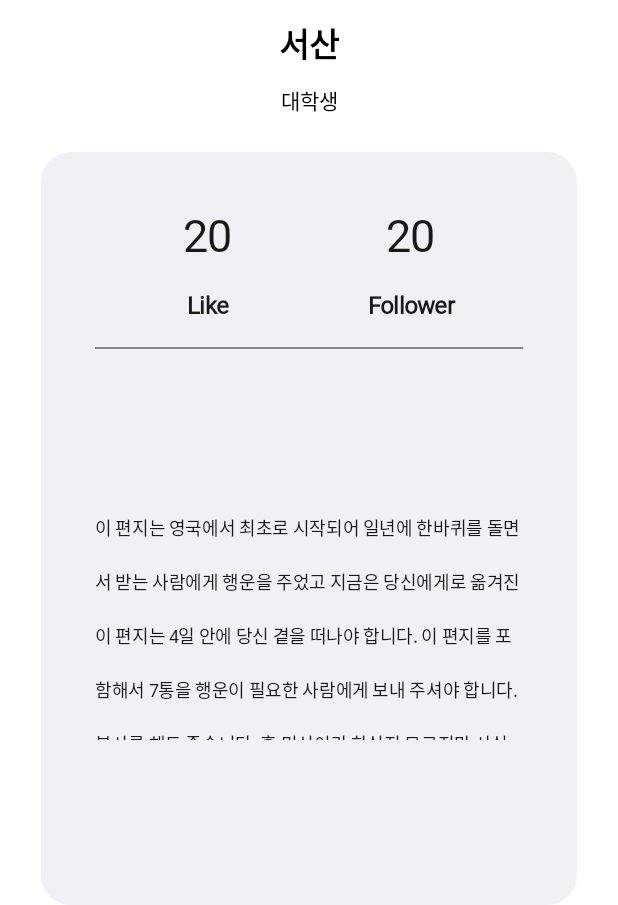
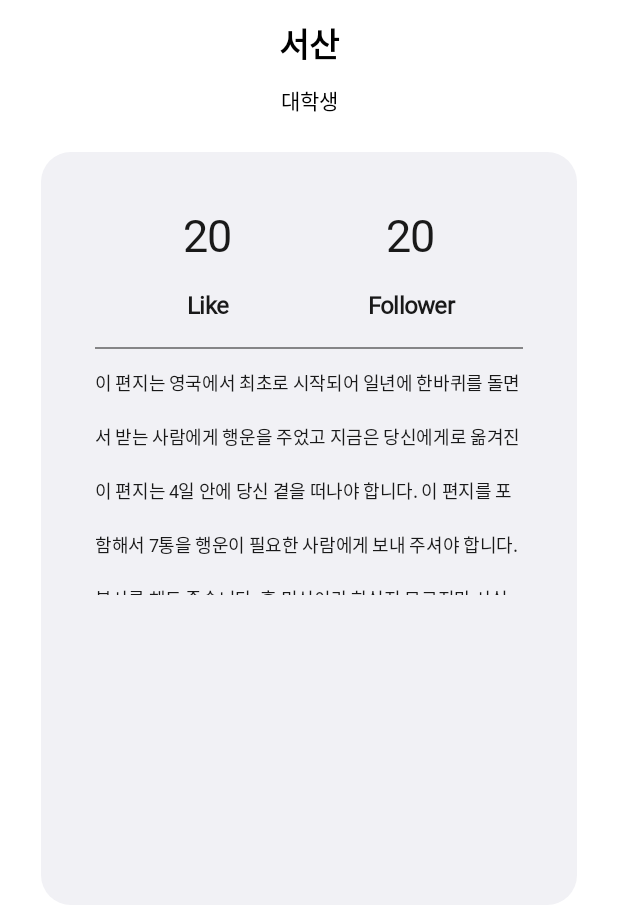
Before and after one commit to BeryWell/BeryWell, an Android app: the screen it shows after launch (MyPageActivity), on a phone screen of 412 x 824 dp, the part 331-1236 px from its top. Run offline under Robolectric (Android 15) with nearby library versions, the phone set to English and light mode, and no system bars; our stand-ins replace CircleImageView.

Commit message:
UI 수정

```diff
--- a/BeryWell/app/src/main/res/layout/activity_my_page.xml
+++ b/BeryWell/app/src/main/res/layout/activity_my_page.xml
@@ -198,8 +198,8 @@
                 app:layout_constraintHeight_percent="0.3"
                 app:layout_constraintStart_toStartOf="parent"
                 app:layout_constraintEnd_toEndOf="parent"
-                app:layout_constraintBottom_toBottomOf="parent"
                 android:textSize="12sp"
+                android:layout_marginTop="13dp"
                 android:fontFamily="@font/gmlight"
                 android:text="@string/mypage_trash_tx"
                 android:textColor="#191919"
@@ -207,6 +207,8 @@
                 android:lineSpacingExtra="18sp"
                 android:scrollbars="vertical"
                 app:layout_constraintTop_toBottomOf="@+id/mypage_border_v"/>
+
+
         </androidx.constraintlayout.widget.ConstraintLayout>
     </androidx.constraintlayout.widget.ConstraintLayout>
 
```
